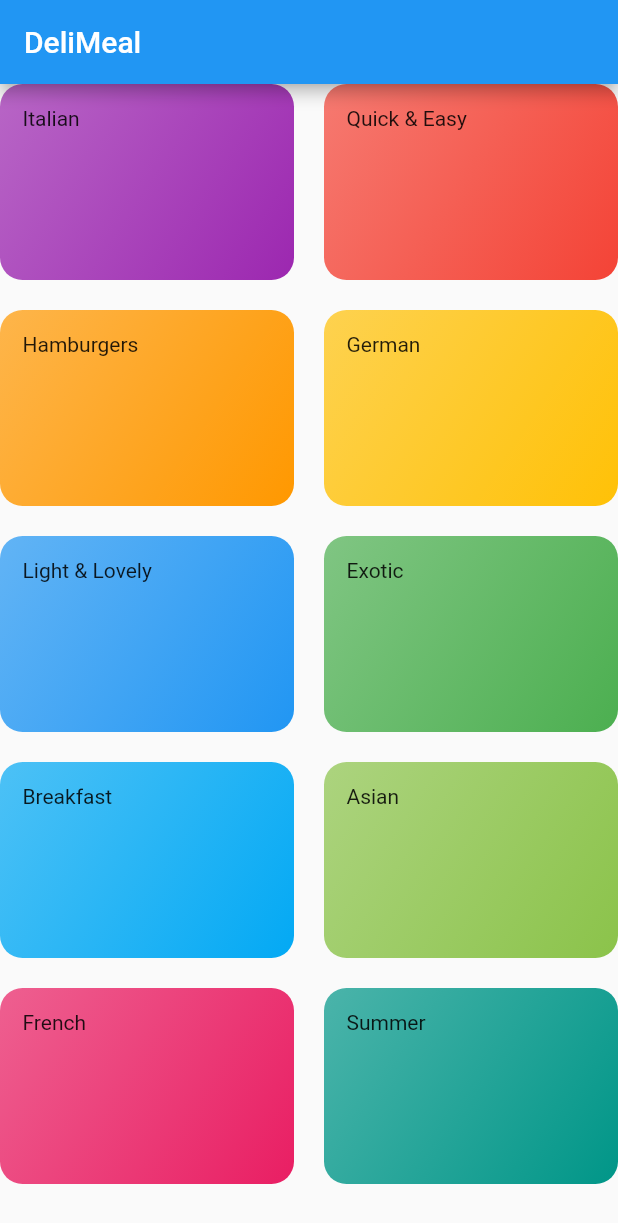
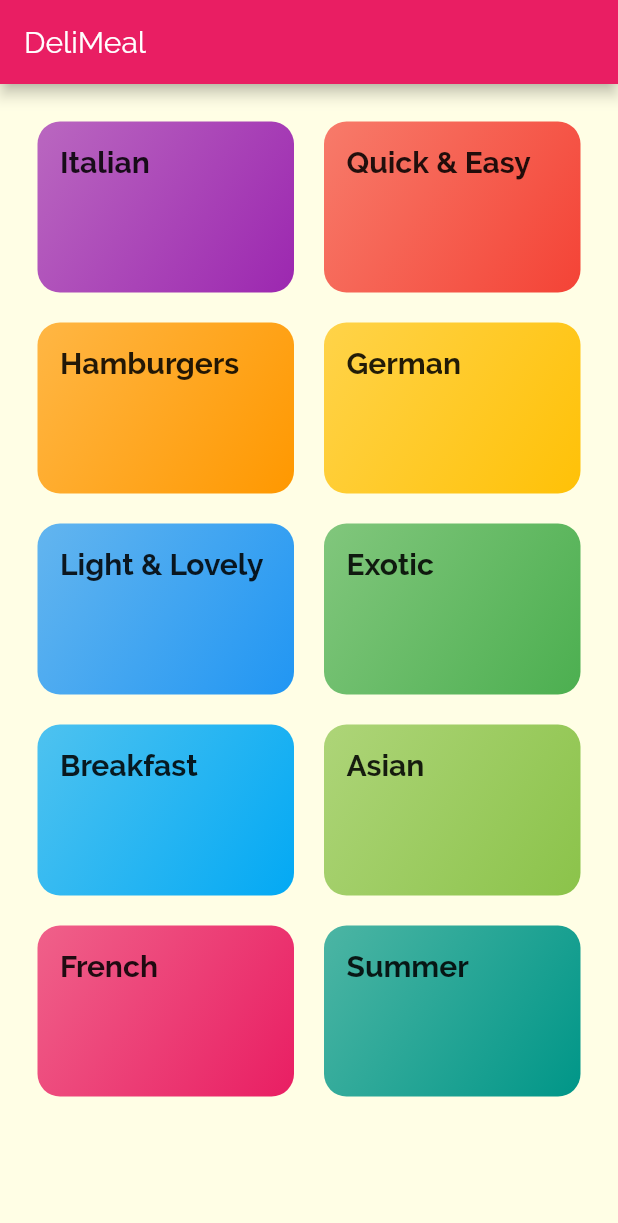
Before and after one commit to luiz-felipe-moreira-learning/flutter_udemy_meals_app, a Flutter app: the screen it shows after launch, on a phone screen of 412 x 824 dp. Shown: the top 1223 px of the screen. Run offline on Flutter 3.47's test engine with Material 2 defaults, Android fonts, the phone set to English and light mode, and no system bars.

Commit message:
styling and theming

```diff
--- a/lib/categories_screen.dart
+++ b/lib/categories_screen.dart
@@ -11,6 +11,7 @@ class CategoriesScreen extends StatelessWidget {
         title: const Text('DeliMeal'),
       ),
       body: GridView(
+        padding: const EdgeInsets.all(25),
         children: DUMMY_CATEGORIES
             .map(
               (catData) => CategoryItem(
--- a/lib/category_item.dart
+++ b/lib/category_item.dart
@@ -10,7 +10,10 @@ class CategoryItem extends StatelessWidget {
   Widget build(BuildContext context) {
     return Container(
       padding: const EdgeInsets.all(15),
-      child: Text(title),
+      child: Text(
+        title,
+        style: Theme.of(context).textTheme.title,
+      ),
       decoration: BoxDecoration(
         gradient: LinearGradient(
           colors: [
--- a/lib/main.dart
+++ b/lib/main.dart
@@ -10,7 +10,23 @@ class MyApp extends StatelessWidget {
     return MaterialApp(
       title: 'DeliMeals',
       theme: ThemeData(
-        primarySwatch: Colors.blue,
+        primarySwatch: Colors.pink,
+        accentColor: Colors.amber,
+        canvasColor: Color.fromRGBO(255, 254, 229, 1),
+        fontFamily: 'Raleway',
+        textTheme: ThemeData.light().textTheme.copyWith(
+          body1: TextStyle(
+            color: Color.fromRGBO(20, 51, 51, 1),
+          ),
+          body2: TextStyle(
+            color: Color.fromRGBO(20, 51, 51, 1),
+          ),
+          title: TextStyle(
+            fontSize: 20,
+            // fontFamily: 'RobotoCondensed' ,
+            fontWeight: FontWeight.bold
+          ),
+        ),
       ),
       home: CategoriesScreen(),
     );
```
Also changed, not shown: pubspec.yaml (+17 -6 lines), assets/fonts/Raleway-Black.ttf (added), assets/fonts/Raleway-Bold.ttf (added), assets/fonts/Raleway-Regular.ttf (added), assets/fonts/RobotoCondensed-Bold.ttf (added), assets/fonts/RobotoCondensed-Italic.ttf (added), assets/fonts/RobotoCondensed-Light.ttf (added), assets/fonts/RobotoCondensed-Regular.ttf (added).
